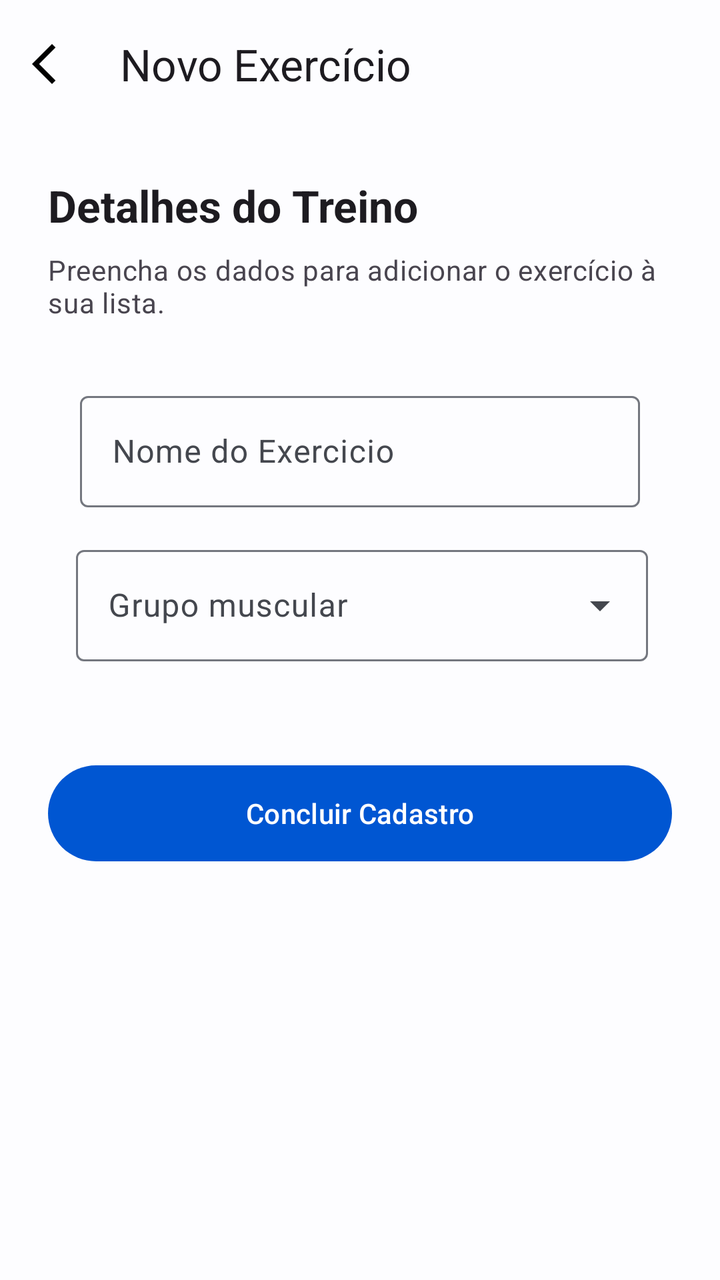
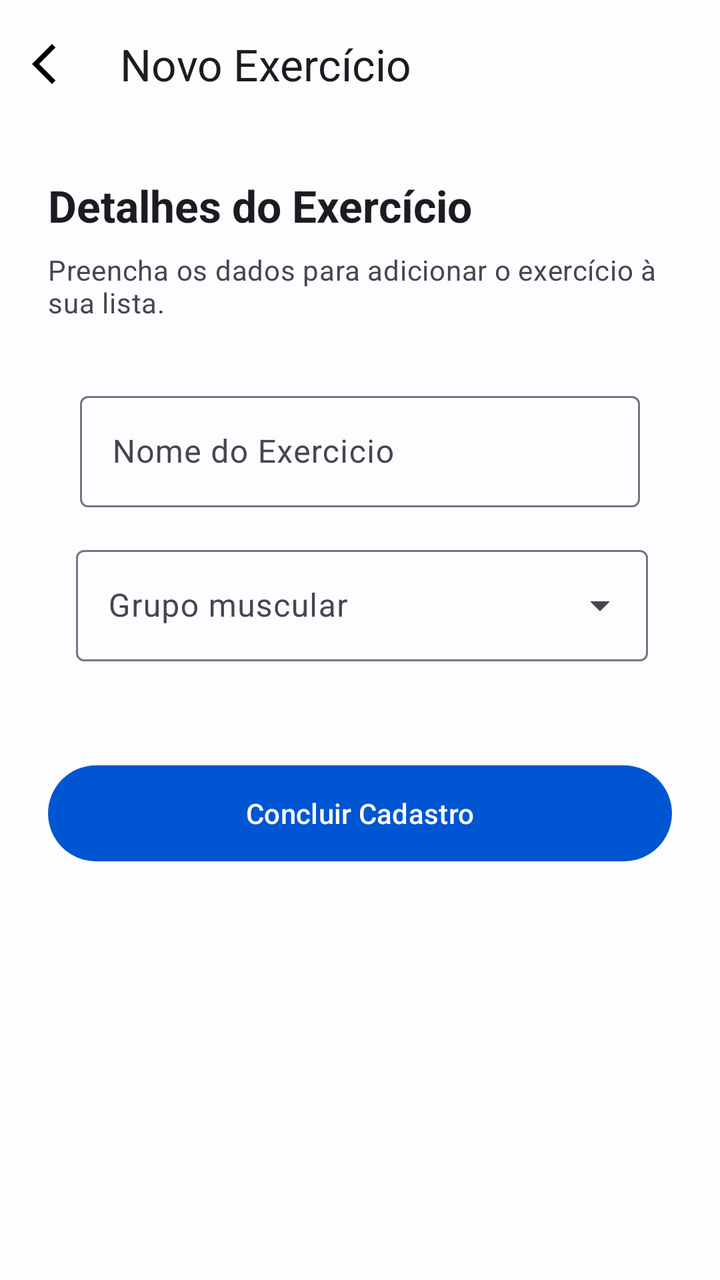

An Android layout rendered at two revisions. The XML below is the earlier revision; the diff shows what the commit changed to produce the second picture.
<!-- AndroidManifest.xml: application theme Theme.Tapago -->
<!-- res/layout/fragment_register_exercise.xml -->
<?xml version="1.0" encoding="utf-8"?>
<androidx.coordinatorlayout.widget.CoordinatorLayout xmlns:android="http://schemas.android.com/apk/res/android"
    xmlns:app="http://schemas.android.com/apk/res-auto"
    android:layout_width="match_parent"
    android:layout_height="match_parent"
    android:fitsSystemWindows="true">

    <com.google.android.material.appbar.AppBarLayout
        android:layout_width="match_parent"
        android:layout_height="wrap_content"
        app:elevation="0dp">

        <com.google.android.material.appbar.MaterialToolbar
            android:id="@+id/top_bar_mt"
            android:layout_width="match_parent"
            android:layout_height="?attr/actionBarSize"
            app:navigationIcon="@drawable/arrow_back_ios_24dp"
            app:title="Novo Exercício" />
    </com.google.android.material.appbar.AppBarLayout>

    <androidx.core.widget.NestedScrollView
        android:layout_width="match_parent"
        android:layout_height="match_parent"
        app:layout_behavior="@string/appbar_scrolling_view_behavior">

        <androidx.constraintlayout.widget.ConstraintLayout
            android:layout_width="match_parent"
            android:layout_height="wrap_content"
            android:padding="24dp">

            <TextView
                android:id="@+id/header_title_tv"
                android:layout_width="0dp"
                android:layout_height="wrap_content"
                android:text="Detalhes do Treino"
                android:textAppearance="?attr/textAppearanceTitleLarge"
                android:textStyle="bold"
                app:layout_constraintEnd_toEndOf="parent"
                app:layout_constraintStart_toStartOf="parent"
                app:layout_constraintTop_toTopOf="parent" />

            <TextView
                android:id="@+id/header_subtitle_tv"
                android:layout_width="0dp"
                android:layout_height="wrap_content"
                android:layout_marginTop="8dp"
                android:text="Preencha os dados para adicionar o exercício à sua lista."
                android:textAppearance="?attr/textAppearanceBody2"
                android:textColor="?android:attr/textColorSecondary"
                app:layout_constraintEnd_toEndOf="parent"
                app:layout_constraintStart_toStartOf="parent"
                app:layout_constraintTop_toBottomOf="@id/header_title_tv" />

            <com.google.android.material.textfield.TextInputLayout
                android:id="@+id/name_sheet_tl"
                android:layout_width="match_parent"
                android:layout_height="wrap_content"
                android:layout_marginHorizontal="16dp"
                android:layout_marginTop="32dp"
                android:hint="Nome do Exercicio"
                app:layout_constraintTop_toBottomOf="@+id/header_subtitle_tv">

                <com.google.android.material.textfield.TextInputEditText
                    android:id="@+id/name_sheet_et"
                    android:layout_width="match_parent"
                    android:layout_height="wrap_content"
                    android:singleLine="true"/>
            </com.google.android.material.textfield.TextInputLayout>

            <com.google.android.material.textfield.TextInputLayout
                android:id="@+id/select_muscle_group_tl"
                style="@style/Widget.Material3.TextInputLayout.OutlinedBox.ExposedDropdownMenu"
                android:layout_width="0dp"
                android:layout_height="wrap_content"
                android:layout_marginStart="14dp"
                android:layout_marginEnd="12dp"
                android:layout_marginTop="16dp"
                android:hint="Grupo muscular"
                app:layout_constraintEnd_toEndOf="parent"
                app:layout_constraintStart_toStartOf="parent"
                app:layout_constraintTop_toBottomOf="@id/name_sheet_tl">

                <com.google.android.material.textfield.MaterialAutoCompleteTextView
                    android:id="@+id/select_muscle_group_acv"
                    android:layout_width="match_parent"
                    android:layout_height="wrap_content"
                    android:cursorVisible="false"
                    android:inputType="none" />
            </com.google.android.material.textfield.TextInputLayout>

            <com.google.android.material.button.MaterialButton
                android:id="@+id/save_exercise_btn"
                android:layout_width="0dp"
                android:layout_height="56dp"
                android:layout_marginTop="48dp"
                android:text="Concluir Cadastro"
                app:layout_constraintEnd_toEndOf="parent"
                app:layout_constraintStart_toStartOf="parent"
                app:layout_constraintTop_toBottomOf="@id/select_muscle_group_tl" />

        </androidx.constraintlayout.widget.ConstraintLayout>
    </androidx.core.widget.NestedScrollView>
</androidx.coordinatorlayout.widget.CoordinatorLayout>
<!-- resources referenced by this layout -->
<resources>
  <!-- drawable arrow_back_ios_24dp (drawable) -->
  <vector xmlns:android="http://schemas.android.com/apk/res/android"
      android:width="24dp"
      android:height="24dp"
      android:viewportWidth="960"
      android:viewportHeight="960">
    <path
        android:pathData="M400,880 L0,480l400,-400 71,71 -329,329 329,329 -71,71Z"
        android:fillColor="#000000"/>
  </vector>
  <style name="Theme.Tapago" parent="Base.Theme.Tapago" />
  <style name="Base.Theme.Tapago" parent="Theme.Material3.DayNight.NoActionBar">
  
          <item name="colorPrimary">@color/blue_primary</item>
          <item name="colorOnPrimary">@color/blue_on_primary</item>
          <item name="colorPrimaryContainer">@color/blue_primary_container</item>
          <item name="colorOnPrimaryContainer">@color/blue_on_primary_container</item>
  
          <item name="colorSecondary">@color/slate_secondary</item>
          <item name="colorOnSecondary">@color/slate_on_secondary</item>
          <item name="colorSecondaryContainer">@color/slate_secondary_container</item>
          <item name="colorOnSecondaryContainer">@color/slate_on_secondary_container</item>
  
          <item name="colorTertiary">@color/teal_tertiary</item>
          <item name="colorOnTertiary">@color/teal_on_tertiary</item>
          <item name="colorTertiaryContainer">@color/teal_tertiary_container</item>
          <item name="colorOnTertiaryContainer">@color/teal_on_tertiary_container</item>
  
          <item name="colorError">@color/red_error</item>
          <item name="colorOnError">@color/red_on_error</item>
          <item name="colorErrorContainer">@color/red_error_container</item>
          <item name="colorOnErrorContainer">@color/red_on_error_container</item>
  
          <item name="android:colorBackground">@color/light_background</item>
          <item name="colorOnBackground">@color/light_on_background</item>
          <item name="colorSurface">@color/light_background</item>
          <item name="colorOnSurface">@color/light_on_background</item>
          <item name="colorSurfaceVariant">@color/light_surface_variant</item>
          <item name="colorOnSurfaceVariant">@color/light_on_surface_variant</item>
  
          <item name="colorOutline">@color/light_outline</item>
          <item name="colorOutlineVariant">@color/light_outline_variant</item>
  
          <item name="colorSurfaceInverse">@color/inverse_surface</item>
          <item name="colorOnSurfaceInverse">@color/inverse_on_surface</item>
  
      </style>
  <color name="blue_primary">#0056D2</color>
  <color name="blue_on_primary">#FFFFFF</color>
  <color name="blue_primary_container">#D7E3FF</color>
  <color name="blue_on_primary_container">#001B3F</color>
  <color name="slate_secondary">#565E71</color>
  <color name="slate_on_secondary">#FFFFFF</color>
  <color name="slate_secondary_container">#DAE2F9</color>
  <color name="slate_on_secondary_container">#131C2B</color>
  <color name="teal_tertiary">#006874</color>
  <color name="teal_on_tertiary">#FFFFFF</color>
  <color name="teal_tertiary_container">#CFE6F1</color>
  <color name="teal_on_tertiary_container">#001F24</color>
  <color name="red_error">#BA1A1A</color>
  <color name="red_on_error">#FFFFFF</color>
  <color name="red_error_container">#FFDAD6</color>
  <color name="red_on_error_container">#410002</color>
  <color name="light_background">#FDFDFF</color>
  <color name="light_on_background">#1A1C1E</color>
  <color name="light_surface_variant">#E0E2EC</color>
  <color name="light_on_surface_variant">#44474E</color>
  <color name="light_outline">#74777F</color>
  <color name="light_outline_variant">#C4C6D0</color>
  <color name="inverse_surface">#2F3033</color>
  <color name="inverse_on_surface">#F1F0F4</color>
</resources>

<!-- the commit's change to res/layout/fragment_register_exercise.xml (unified diff, before → after) -->
@@ -32,7 +32,7 @@
                 android:id="@+id/header_title_tv"
                 android:layout_width="0dp"
                 android:layout_height="wrap_content"
-                android:text="Detalhes do Treino"
+                android:text="Detalhes do Exercício"
                 android:textAppearance="?attr/textAppearanceTitleLarge"
                 android:textStyle="bold"
                 app:layout_constraintEnd_toEndOf="parent"
@@ -64,7 +64,7 @@
                     android:id="@+id/name_sheet_et"
                     android:layout_width="match_parent"
                     android:layout_height="wrap_content"
-                    android:singleLine="true"/>
+                    android:singleLine="true" />
             </com.google.android.material.textfield.TextInputLayout>
 
             <com.google.android.material.textfield.TextInputLayout
@@ -73,8 +73,8 @@
                 android:layout_width="0dp"
                 android:layout_height="wrap_content"
                 android:layout_marginStart="14dp"
+                android:layout_marginTop="16dp"
                 android:layout_marginEnd="12dp"
-                android:layout_marginTop="16dp"
                 android:hint="Grupo muscular"
                 app:layout_constraintEnd_toEndOf="parent"
                 app:layout_constraintStart_toStartOf="parent"
